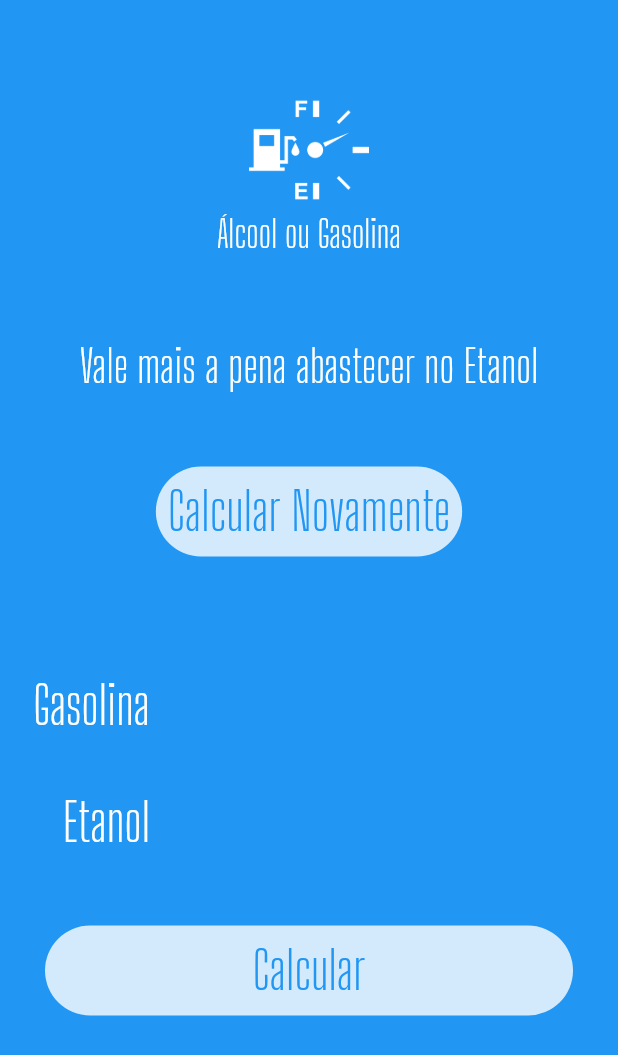
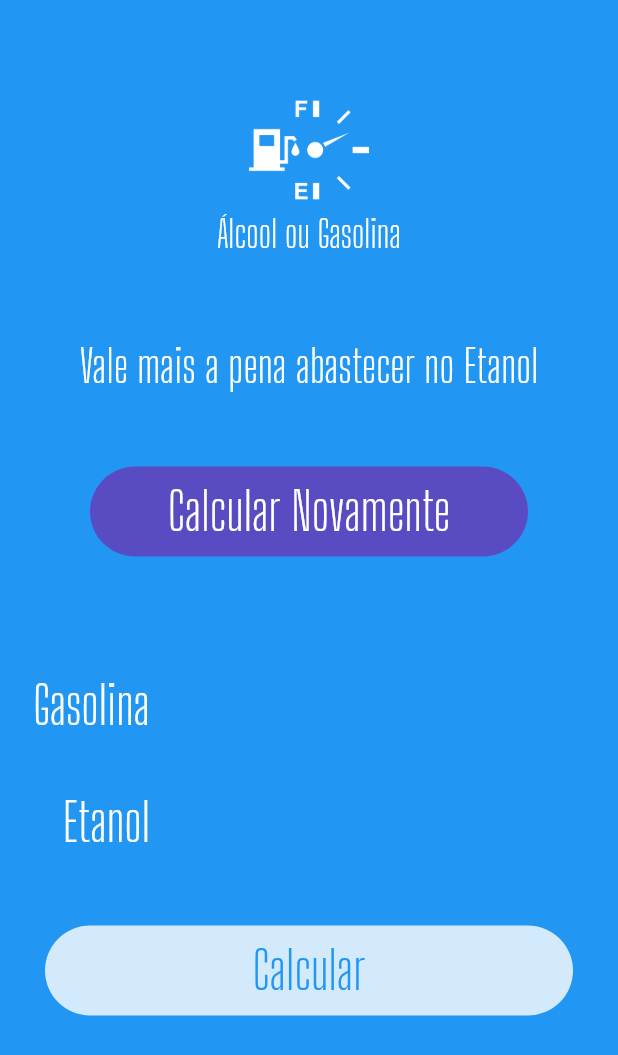
Before and after one commit to FelipeSolunexus/aog, a Flutter app: the screen it shows after launch, on a phone screen of 412 x 824 dp. Shown: the top 1055 px of the screen. Run offline on Flutter 3.47's test engine with Material 2 defaults, Android fonts, the phone set to English and light mode, and no system bars.

Commit message:
incluido mudanças no botão calcular/calcular novamente

```diff
--- a/aog/lib/main.dart
+++ b/aog/lib/main.dart
@@ -60,31 +60,23 @@ class HomePage extends StatelessWidget {
                 const SizedBox(
                   height: 20,
                 ),
-                BtnCalcular(titleButton: "Calcular Novamente"),
+                LoadingButton(
+                  titleButton: "Calcular Novamente",
+                  busy: false,
+                  invert: false,
+                  func: () {},
+                ),
               ],
             ),
           ),
           Input(label: "Gasolina", ctrl: _gasCtrl),
           Input(label: "Etanol", ctrl: _alcoolCtrl),
-          BtnCalcular(titleButton: "Calcular"),
-          // Container(
-          //   margin: const EdgeInsets.all(30),
-          //   height: 60,
-          //   decoration: BoxDecoration(
-          //     color: Colors.white.withOpacity(0.8),
-          //     borderRadius: BorderRadius.circular(
-          //       60,
-          //     ),
-          //   ),
-          //   child: TextButton(
-          //     child: const Text("calcular",
-          //         style: TextStyle(
-          //             color: Colors.blue,
-          //             fontFamily: "Big Shoulders Display",
-          //             fontSize: 35)),
-          //     onPressed: () {},
-          //   ),
-          // )
+          LoadingButton(
+            titleButton: "Calcular",
+            busy: false,
+            invert: true,
+            func: () {},
+          ),
         ],
       ),
     );
--- a/aog/lib/widgets/calcular_widget.dart
+++ b/aog/lib/widgets/calcular_widget.dart
@@ -1,29 +1,49 @@
 import 'package:flutter/material.dart';
 
 // ignore: must_be_immutable
-class BtnCalcular extends StatelessWidget {
+class LoadingButton extends StatelessWidget {
   var titleButton = "";
+  var busy = false;
+  var invert = false;
+  Function func;
 
-  BtnCalcular({Key? key, required this.titleButton}) : super(key: key);
+  LoadingButton(
+      {Key? key,
+      required this.titleButton,
+      required this.busy,
+      required this.invert,
+      required this.func})
+      : super(key: key);
 
   @override
   Widget build(BuildContext context) {
-    return Container(
+    return busy
+        ? Container(
+            alignment: Alignment.center,
+            height: 50,
+            child: const CircularProgressIndicator(
+              backgroundColor: Colors.white,
+            ),
+          )
+        : Container(
             margin: const EdgeInsets.all(30),
             height: 60,
+            width: double.infinity,
             decoration: BoxDecoration(
-        color: Colors.white.withOpacity(0.8),
+              color: invert
+                  ? Colors.white.withOpacity(0.8)
+                  : Colors.deepPurple.withOpacity(0.8),
               borderRadius: BorderRadius.circular(
                 60,
               ),
             ),
             child: TextButton(
               child: Text(titleButton,
-            style: const TextStyle(
-                color: Colors.blue,
+                  style: TextStyle(
+                      color: invert ? Colors.blue : Colors.white,
                       fontFamily: "Big Shoulders Display",
                       fontSize: 35)),
-        onPressed: () {},
+              onPressed: func(),
             ),
           );
   }
```
Lines whose indentation alone changed are shown as unchanged.
